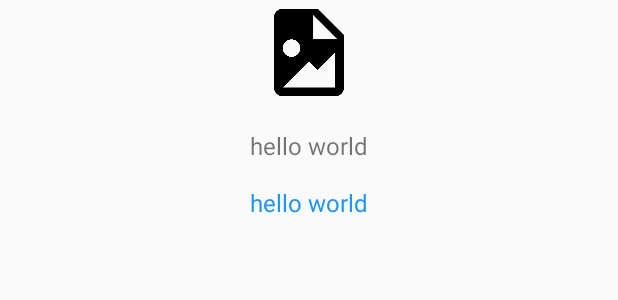
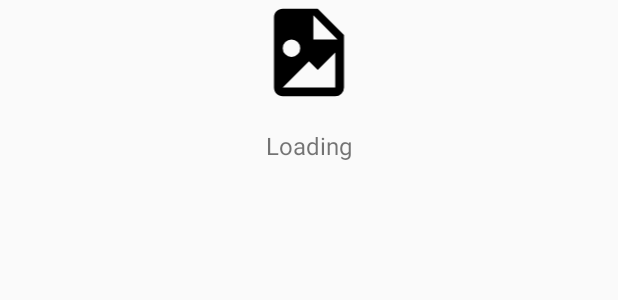
Before and after one commit to maheshgaya/CoolWallpapers, an Android app: the layout empty_widget.xml on its own in the app's theme, with its tools: preview values and no code run, on a phone screen of 412 x 824 dp. Shown: the top 300 px of the screen. Run offline under Robolectric (Android 15) with nearby library versions, the phone set to English and light mode, and no system bars.

Commit message:
Chore: simplified app widget

```diff
--- a/app/src/main/res/layout/empty_widget.xml
+++ b/app/src/main/res/layout/empty_widget.xml
@@ -8,26 +8,18 @@
     android:layout_height="wrap_content">
     <ImageView
         android:contentDescription="@string/empty_content"
-        tools:src="@drawable/ic_image"
+        android:src="@drawable/ic_image"
         android:layout_width="match_parent"
         android:layout_height="70dp"
         android:scaleType="fitCenter"
         android:adjustViewBounds="true"
         android:id="@+id/empty_image_view" />
     <TextView
-        tools:text="hello world"
+        android:text="@string/loading"
         android:padding="16dp"
         android:gravity="center"
         android:textSize="16sp"
         android:id="@+id/empty_text_view"
         android:layout_width="match_parent"
         android:layout_height="wrap_content" />
-    <TextView
-        tools:text="hello world"
-        android:gravity="center"
-        android:textSize="16sp"
-        android:textColor="@color/colorPrimary"
-        android:id="@+id/empty_action_text_view"
-        android:layout_width="match_parent"
-        android:layout_height="wrap_content" />
 </LinearLayout>
--- a/app/src/main/res/values/strings.xml
+++ b/app/src/main/res/values/strings.xml
@@ -68,6 +68,7 @@
     <string name="profile_updated">Profile Updated</string>
     <string name="profile_edit_failed">Failed to update Profile!</string>
     <string name="upload">Upload Picture</string>
+    <string name="loading">Loading</string>
 
     <!-- content description -->
     <string name="profile_image_description">Profile Picture</string>
--- a/app/src/main/res/xml/image_app_widget.xml
+++ b/app/src/main/res/xml/image_app_widget.xml
@@ -1,10 +1,10 @@
 <?xml version="1.0" encoding="utf-8"?>
 <appwidget-provider xmlns:android="http://schemas.android.com/apk/res/android"
     android:minWidth="250dp"
-    android:minHeight="250dp"
+    android:minHeight="40dp"
     android:updatePeriodMillis="10800000"
     android:initialLayout="@layout/image_appwidget"
-    android:resizeMode="horizontal|vertical"
+    android:resizeMode="none"
     android:widgetCategory="home_screen">
     <!--android:previewImage="@drawable/preview"-->
 </appwidget-provider>
```
Also changed, not shown: app/src/main/java/com/maheshgaya/android/coolwallpapers/ui/main/HomeFragment.java (+9 -0 lines), app/src/main/java/com/maheshgaya/android/coolwallpapers/widget/ImageAppWidgetIntentService.java (+14 -12 lines), app/src/main/java/com/maheshgaya/android/coolwallpapers/widget/ImageAppWidgetProvider.java (+6 -18 lines), app/src/main/java/com/maheshgaya/android/coolwallpapers/widget/ImageAppWidgetService.java (+31 -12 lines), app/src/main/res/drawable/ic_cloud_offline_dark.xml (added, +8 -0 lines), app/src/main/res/layout/image_appwidget.xml (+6 -4 lines).
